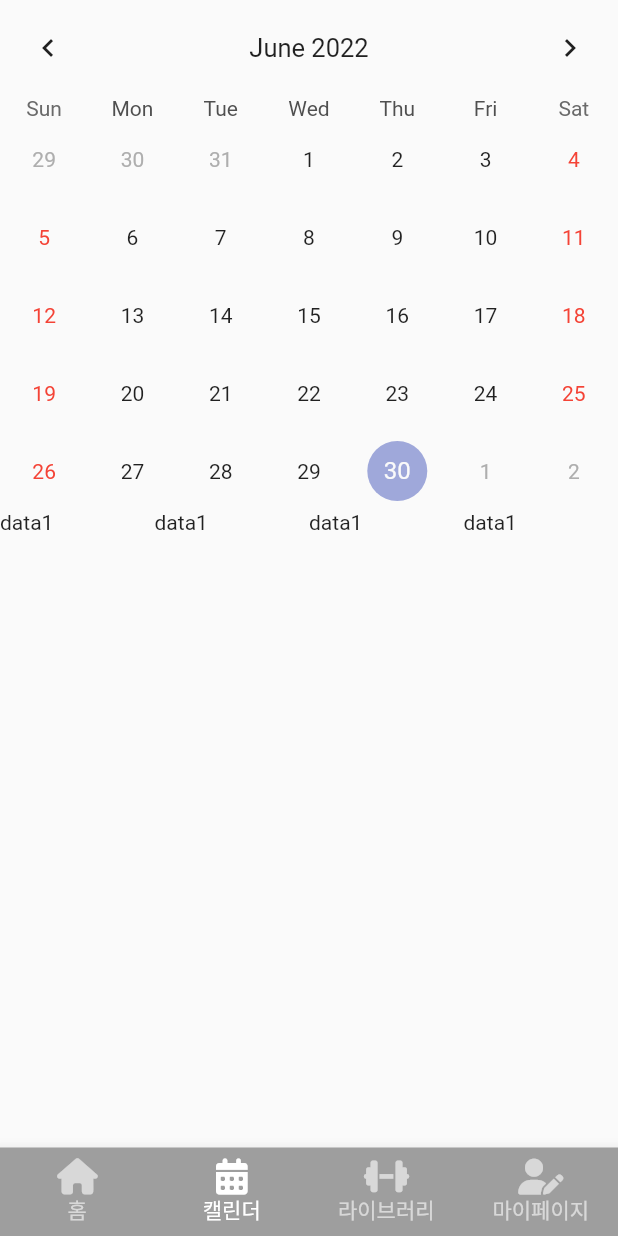
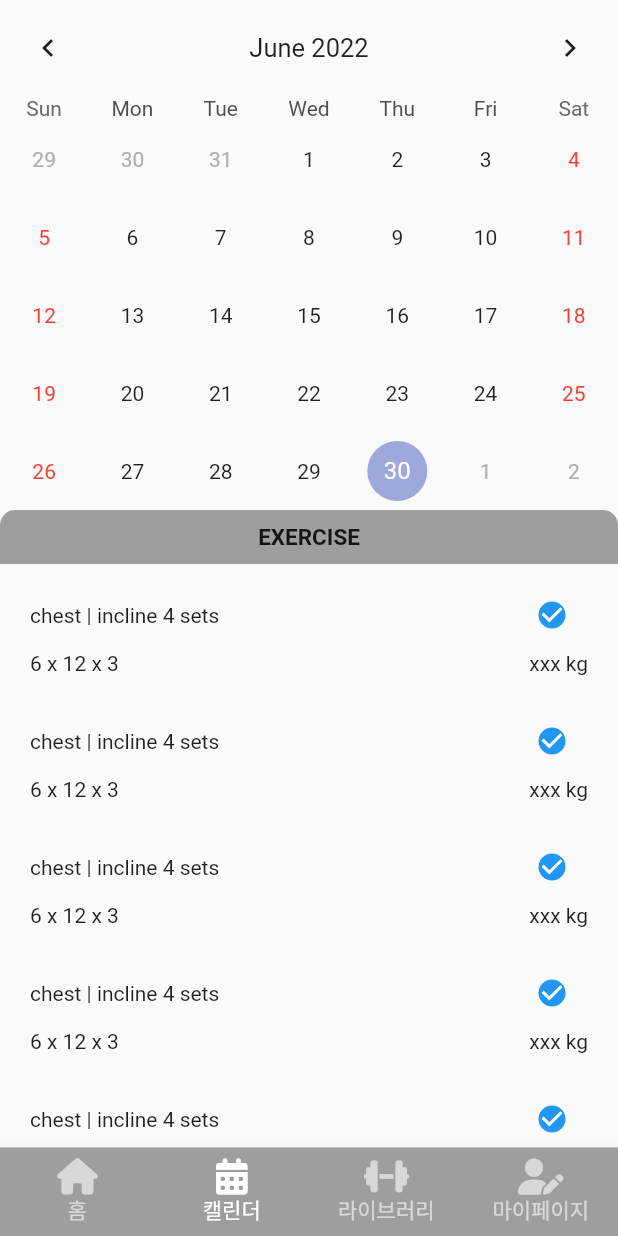
Before and after one commit to ssadakk/workout_history, a Flutter app: the screen it shows after launch, item 2 of the bottom bar chosen, on a phone screen of 412 x 824 dp. Run offline on Flutter 3.47's test engine with Material 2 defaults, Android fonts, the phone set to English and light mode, and no system bars; drawn by our look-alikes of table_calendar; our stand-ins replace font_awesome_flutter, logger.

Commit message:
간단 리스트 화면 추가

```diff
--- /dev/null
+++ b/lib/view/calendar/record_simple_cell.dart
@@ -0,0 +1,41 @@
+import 'package:flutter/material.dart';
+
+
+class RecordSimpleCell extends StatelessWidget {
+  const RecordSimpleCell({Key? key}) : super(key: key);
+
+  @override
+  Widget build(BuildContext context) {
+    return Padding(
+      padding: EdgeInsets.fromLTRB(20, 10, 20, 10),
+      child: Column(
+        children: [
+          Row(
+            children: [
+              Expanded(flex: 5, child: Text('chest | incline 4 sets')),
+              Expanded(
+                flex: 1,
+                child: Align(
+                  alignment: Alignment.centerRight,
+                  child: Checkbox(
+                      shape: CircleBorder(),
+                      value: true,
+                      onChanged: (_){}),
+                ),
+              )
+            ],
+          ),
+          Row(
+            children: [
+              Expanded(flex: 5, child: Text('6 x 12 x 3')),
+              Expanded(
+                  flex: 1,
+                  child: Align(
+                      alignment: Alignment.centerRight, child: Text('xxx kg')))
+            ],
+          )
+        ],
+      ),
+    );
+  }
+}
--- /dev/null
+++ b/lib/view/calendar/record_simple_list.dart
@@ -0,0 +1,41 @@
+
+
+import 'package:flutter/material.dart';
+import 'package:workout_history/view/calendar/record_simple_cell.dart';
+
+class RecordSimpleList extends StatelessWidget {
+  const RecordSimpleList({Key? key}) : super(key: key);
+
+  @override
+  Widget build(BuildContext context) {
+    return Column(
+      mainAxisAlignment: MainAxisAlignment.spaceBetween,
+      crossAxisAlignment: CrossAxisAlignment.stretch,
+      children: [
+        Container(
+          decoration: BoxDecoration(
+            border: Border.all(
+              color: Colors.grey,
+            ),
+            borderRadius: BorderRadius.only(topLeft: Radius.circular(10), topRight: Radius.circular(10)),
+            color: Colors.grey,
+          ),
+          child: Center(child: Padding(
+            padding: const EdgeInsets.all(8.0),
+            child: Text('EXERCISE', style: TextStyle(
+              fontSize: 15,
+              fontWeight: FontWeight.bold,
+            ),),
+          )),
+        ),
+        RecordSimpleCell(),
+        RecordSimpleCell(),
+        RecordSimpleCell(),
+        RecordSimpleCell(),
+        RecordSimpleCell(),
+        RecordSimpleCell(),
+        RecordSimpleCell(),
+      ],
+    );
+  }
+}
--- a/lib/view/calendar_view.dart
+++ b/lib/view/calendar_view.dart
@@ -1,5 +1,7 @@
 import 'package:flutter/material.dart';
 import 'package:table_calendar/table_calendar.dart';
+import 'package:workout_history/view/calendar/record_simple_cell.dart';
+import 'package:workout_history/view/calendar/record_simple_list.dart';
 
 import '../utils/logger.dart';
 
@@ -58,14 +60,7 @@ class _CalendarViewState extends State<CalendarView> {
               // ),
               ),
         ),
-        Row(
-          children: [
-            Expanded(child: Text('data1')),
-            Expanded(child: Text('data1')),
-            Expanded(child: Text('data1')),
-            Expanded(child: Text('data1')),
-          ],
-        )
+        RecordSimpleList(),
       ],
     );
   }
```
Also changed, not shown: 2 other files.
